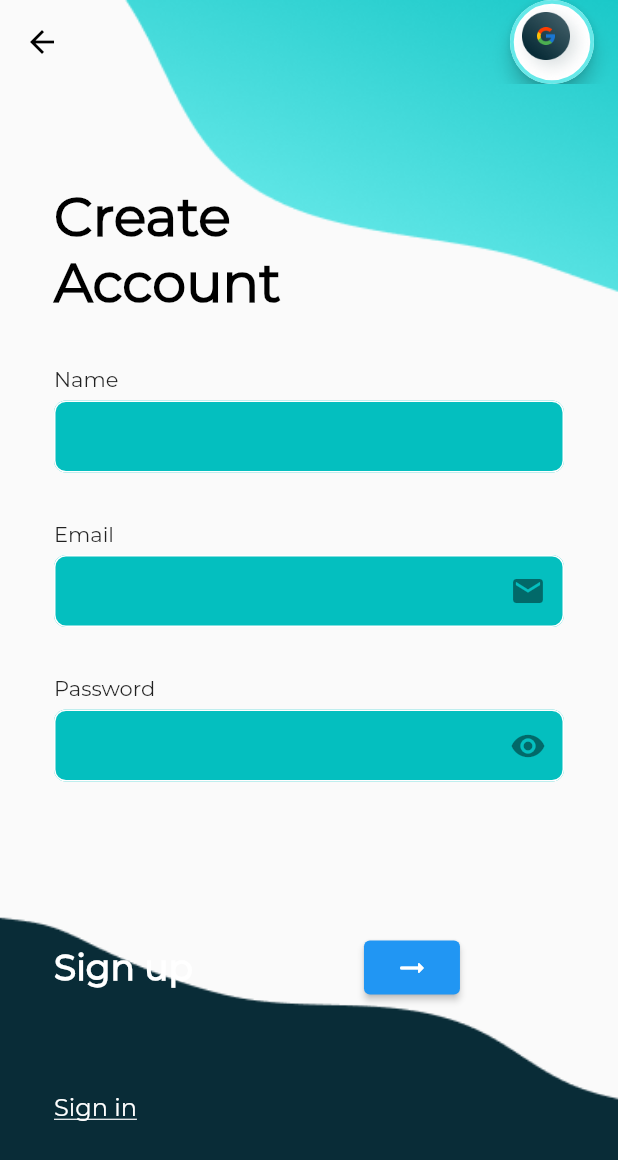
After one commit to rajchordia14/Medicure, a Flutter app: the SignUpPage screen opened directly, on a phone screen of 412 x 824 dp. The commit adds this screen. Shown: the top 1160 px of the screen. Run offline on Flutter 3.47's test engine with Material 2 defaults, Android fonts, the phone set to English and light mode, and no system bars; our stand-ins replace flutter_switch.

Commit message:
edit loginPage and signUp

```diff
--- /dev/null
+++ b/lib/Screens/signup.dart
@@ -0,0 +1,190 @@
+import 'package:flutter/material.dart';
+import 'package:medicure/constants.dart';
+import 'package:medicure/Components/general_app_bar.dart';
+
+class SignUpPage extends StatelessWidget {
+  const SignUpPage({Key? key}) : super(key: key);
+
+  @override
+  Widget build(BuildContext context) {
+    return Scaffold(
+      extendBodyBehindAppBar: true,
+      appBar: AppBar(
+        elevation: 0.0,
+        backgroundColor: Colors.transparent,
+        leading: BackButton(
+          color: Colors.black,
+          // TODO: Functionality here
+          onPressed: () {},
+        ),
+        actions: <Widget>[
+          ElevatedButton(
+            onPressed: () {},
+            child: Image.asset('images/google_coloured.png'),
+            style: ElevatedButton.styleFrom(
+              primary: Colors.white,
+              shape: CircleBorder(),
+              elevation: 5.0,
+              side: kAccountBorder,
+            ),),
+        ],
+      ),
+      body: Container(
+        height: double.infinity,
+        width: double.infinity,
+        decoration: BoxDecoration(
+            image: DecorationImage(
+                image: AssetImage("images/sign_up_bg.png"),
+                fit: BoxFit.fitWidth,
+                alignment: Alignment.topCenter)),
+        child: Column(
+          crossAxisAlignment: CrossAxisAlignment.start,
+          children: [
+            Padding(
+              padding: EdgeInsets.only(left: 36 , top:122),
+              child: Text(
+                'Create\nAccount',
+                style: kheadingTextStyle,
+              ),
+            ),
+            SizedBox(
+              height: 34,
+            ),
+            Column(
+              crossAxisAlignment: CrossAxisAlignment.start,
+              children:[
+                Padding(
+                  padding: kNPELeftPadding,
+                  child: Text(
+                    'Name',
+                    style: TextStyle(
+                      fontWeight: FontWeight.w500,
+                    ),
+                  ),
+                ),
+                SizedBox(
+                  height: 6,
+                ),
+                Padding(
+                  padding: kNPELeftRightPadding,
+                  child: TextField(
+                    keyboardType: TextInputType.emailAddress,
+                    textAlign: TextAlign.center,
+                    onChanged: (value) {
+                      //TODO: Functionality.
+                    },
+                    decoration:
+                    kTextFieldDecoration,
+                  ),
+                ),
+                SizedBox(
+                  height: 32,
+                ),
+                Padding(
+                  padding: kNPELeftPadding,
+                  child: Text(
+                    'Email',
+                    style: TextStyle(
+                      fontWeight: FontWeight.w500,
+                    ),
+                  ),
+                ),
+                SizedBox(
+                  height: 6,
+                ),
+                Padding(
+                  padding: kNPELeftRightPadding,
+                  child: TextField(
+                    keyboardType: TextInputType.emailAddress,
+                    textAlign: TextAlign.center,
+                    onChanged: (value) {
+                      //TODO: Functionality.
+                    },
+                    decoration:
+                    kTextFieldDecoration.copyWith(suffixIcon: Icon(
+                      Icons.email,
+                    ),),
+                  ),
+                ),
+                SizedBox(
+                  height: 32,
+                ),
+                Padding(
+                  padding: kNPELeftPadding,
+                  child: Text(
+                    'Password',
+                    style: TextStyle(
+
+                    ),
+                  ),
+                ),
+                SizedBox(
+                  height: 6,
+                ),
+                Padding(
+                  padding: kNPELeftRightPadding,
+                  child: TextField(
+                    keyboardType: TextInputType.emailAddress,
+                    textAlign: TextAlign.center,
+                    onChanged: (value) {
+                      //TODO: Functionality.
+                    },
+                    decoration:
+                    kTextFieldDecoration.copyWith(suffixIcon: Icon(
+                      Icons.remove_red_eye,
+                    ),),
+                  ),
+                ),
+                SizedBox(
+                  height: 100,
+                ),
+                Row(
+                  crossAxisAlignment: CrossAxisAlignment.center,
+                  mainAxisAlignment: MainAxisAlignment.start,
+                  children: [
+                    Padding(
+                      padding: kNPELeftPadding,
+                      child: Text(
+                        'Sign up',
+                        style: TextStyle(
+                          fontWeight: FontWeight.w700,
+                          fontSize: 24,
+                          color: Colors.white,
+                        ),
+                      ),
+                    ),
+                    SizedBox(
+                      width: 114,
+                    ),
+                    ElevatedButton(
+                      onPressed: (){},
+                      child: Icon(
+                        Icons.arrow_right_alt_rounded,
+                      ),
+                    ),
+                  ],
+                ),
+                SizedBox(
+                  height: 60,
+                ),
+                Padding(
+                  padding: kNPELeftPadding,
+                  child: Text(
+                    'Sign in',
+                    style: TextStyle(
+                      fontSize: 16,
+                      color: Colors.white,
+                      fontWeight: FontWeight.w500,
+                      decoration: TextDecoration.underline,
+                    ),
+                  ),
+                ),
+              ],
+            ),
+          ],
+        ),
+
+      ),
+    );
+  }
+}
--- a/lib/main.dart
+++ b/lib/main.dart
@@ -1,7 +1,7 @@
 import 'package:flutter/material.dart';
 import 'Screens/home.dart';
-import 'Screens/login.dart';
-//import 'Screens/signUp.dart';
+//import 'Screens/login.dart';
+//import 'Screens/signup.dart';
 import 'constants.dart';
 
 void main() {
```
Also changed, not shown: images/google_coloured.png (added).
